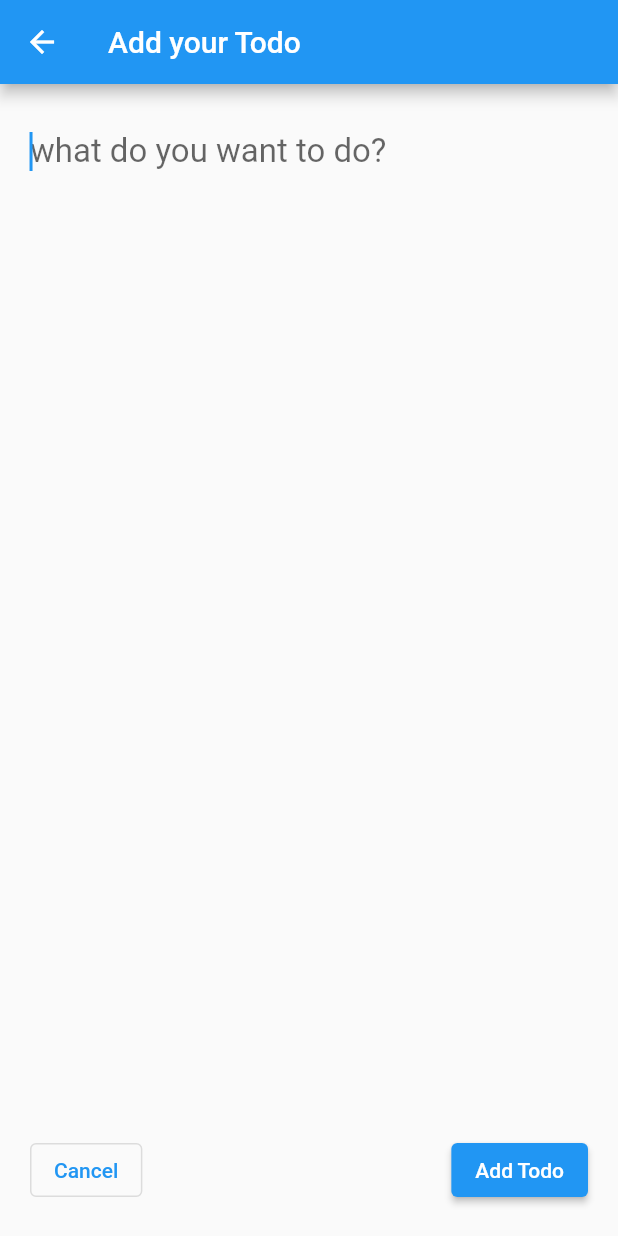
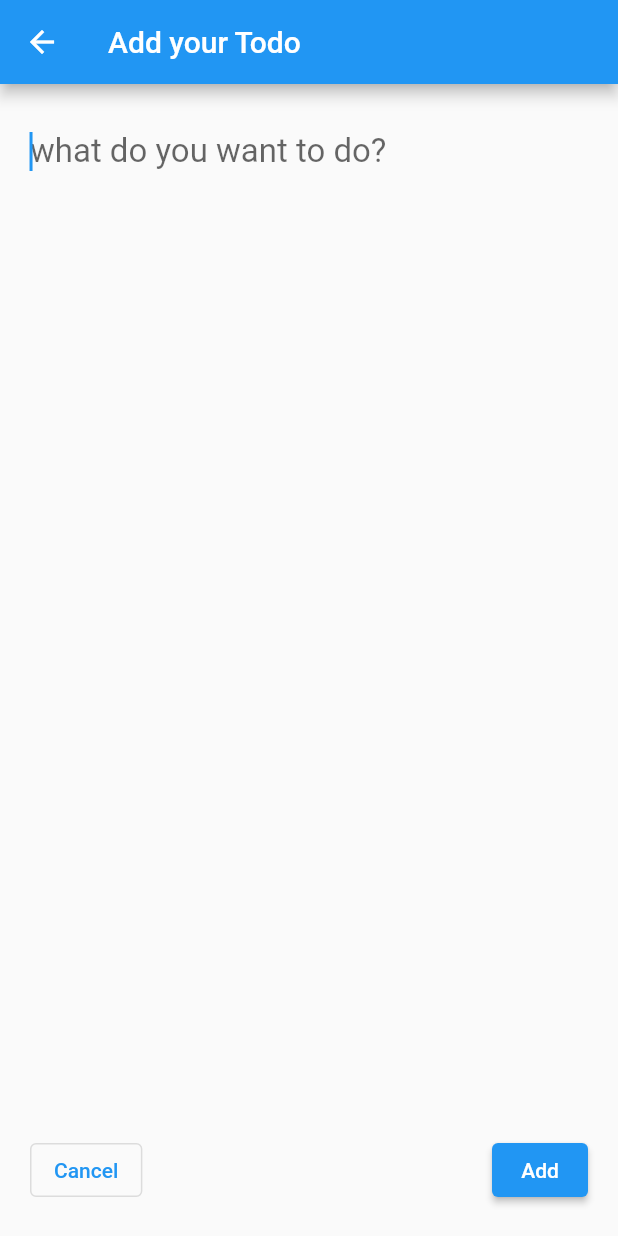
Before and after one commit to Meda840/Todo-app-FlutterGetX, a Flutter app: the TodoView screen opened directly, on a phone screen of 412 x 824 dp. Run offline on Flutter 3.47's test engine with Material 2 defaults, Android fonts, the phone set to English and light mode, and no system bars; our stand-ins replace get.

Commit message:
edit todo

```diff
--- a/lib/views/todo_view.dart
+++ b/lib/views/todo_view.dart
@@ -1,6 +1,5 @@
 import 'package:flutter/material.dart';
 import 'package:get/get.dart';
-import 'package:get/get_core/src/get_main.dart';
 import 'package:getx_todo_app/controllers/too_controller.dart';
 
 import '../models/to_do_model.dart';
@@ -8,13 +7,20 @@ import '../models/to_do_model.dart';
 class TodoView extends StatelessWidget{
 
 final TodoController todoController = Get.find();
+final int index ;
+
+TodoView({Key key, this.index}) : super(key: key);
 
   @override
   Widget build(BuildContext context) {
-    TextEditingController textEditingController = TextEditingController();
+    String text ='' ;
+    if (this.index != null) {
+      text = todoController.todos[index].text;
+    }
+    TextEditingController textEditingController = TextEditingController( text: text);
     return Scaffold(
       appBar: AppBar(
-        title: Text("Add your Todo")
+        title: const Text("Add your Todo")
       ),
       body: Container(
         padding: const EdgeInsets.all(20.0),
@@ -45,7 +51,7 @@ final TodoController todoController = Get.find();
                       todoController.todos.add(Todo(text: textEditingController.text,));
                       Get.back();
                       },
-                    child: const Text("Add Todo")
+                    child:  Text((this.index==null) ? "Add" : "Edit")
                 )
               ],
             ),
--- a/pubspec.yaml
+++ b/pubspec.yaml
@@ -20,7 +20,7 @@ publish_to: 'none' # Remove this line if you wish to publish to pub.dev
 version: 1.0.0+1
 
 environment:
-  sdk: '>=2.18.0 <3.0.0'
+  sdk: ">=2.7.0 <3.0.0"
 
 # Dependencies specify other packages that your package needs in order to work.
 # To automatically upgrade your package dependencies to the latest versions
```
Also changed, not shown: lib/views/home_view.dart (+7 -4 lines), pubspec.lock.
